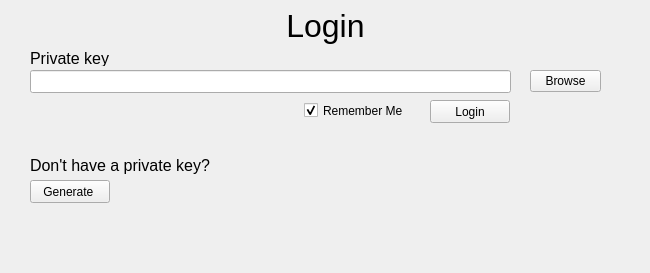
Above: ui/login.ui from Jumba/decentralized-mortgage-market before the change. Below: the same form after it.
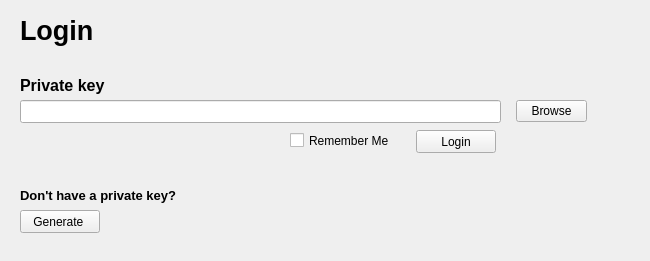
That is the form after the change.

The edit to the form file:
```diff
--- a/ui/login.ui
+++ b/ui/login.ui
@@ -7,7 +7,7 @@
     <x>0</x>
     <y>0</y>
     <width>650</width>
-    <height>273</height>
+    <height>261</height>
    </rect>
   </property>
   <property name="windowTitle">
@@ -16,50 +16,26 @@
   <widget class="QLabel" name="titleLabel">
    <property name="geometry">
     <rect>
-     <x>0</x>
-     <y>0</y>
-     <width>651</width>
-     <height>51</height>
-    </rect>
-   </property>
-   <property name="font">
-    <font>
-     <pointsize>24</pointsize>
-    </font>
-   </property>
-   <property name="layoutDirection">
-    <enum>Qt::LeftToRight</enum>
-   </property>
-   <property name="text">
-    <string>Login</string>
-   </property>
-   <property name="alignment">
-    <set>Qt::AlignCenter</set>
-   </property>
-  </widget>
-  <widget class="QLabel" name="keyFieldLabel">
-   <property name="geometry">
-    <rect>
-     <x>30</x>
-     <y>50</y>
-     <width>101</width>
-     <height>16</height>
-    </rect>
-   </property>
-   <property name="font">
-    <font>
-     <pointsize>12</pointsize>
-    </font>
-   </property>
-   <property name="text">
-    <string>Private key</string>
-   </property>
-  </widget>
-  <widget class="QLineEdit" name="keyField">
-   <property name="geometry">
-    <rect>
-     <x>30</x>
+     <x>20</x>
      <y>70</y>
+     <width>111</width>
+     <height>31</height>
+    </rect>
+   </property>
+   <property name="font">
+    <font>
+     <pointsize>12</pointsize>
+    </font>
+   </property>
+   <property name="text">
+    <string>&lt;html&gt;&lt;head/&gt;&lt;body&gt;&lt;p&gt;&lt;span style=&quot; font-weight:600;&quot;&gt;Private key&lt;/span&gt;&lt;/p&gt;&lt;/body&gt;&lt;/html&gt;</string>
+   </property>
+  </widget>
+  <widget class="QLineEdit" name="private_key_line">
+   <property name="geometry">
+    <rect>
+     <x>20</x>
+     <y>100</y>
      <width>481</width>
      <height>23</height>
     </rect>
@@ -68,8 +44,8 @@
   <widget class="QToolButton" name="browseButton">
    <property name="geometry">
     <rect>
-     <x>530</x>
-     <y>70</y>
+     <x>516</x>
+     <y>100</y>
      <width>71</width>
      <height>22</height>
     </rect>
@@ -84,8 +60,8 @@
   <widget class="QPushButton" name="loginButton">
    <property name="geometry">
     <rect>
-     <x>430</x>
-     <y>100</y>
+     <x>416</x>
+     <y>130</y>
      <width>80</width>
      <height>23</height>
     </rect>
@@ -94,60 +70,48 @@
     <string>Login</string>
    </property>
   </widget>
-  <widget class="QCheckBox" name="rememberMeCheckBox">
-   <property name="enabled">
-    <bool>true</bool>
-   </property>
+  <widget class="QCheckBox" name="remember_me_checkbox">
    <property name="geometry">
     <rect>
-     <x>304</x>
-     <y>100</y>
+     <x>290</x>
+     <y>130</y>
      <width>111</width>
      <height>21</height>
     </rect>
    </property>
-   <property name="autoFillBackground">
-    <bool>false</bool>
-   </property>
    <property name="text">
     <string>Remember Me</string>
    </property>
-   <property name="checked">
-    <bool>true</bool>
-   </property>
-   <property name="tristate">
-    <bool>false</bool>
-   </property>
   </widget>
   <widget class="QLabel" name="generateLabel">
    <property name="geometry">
     <rect>
-     <x>30</x>
-     <y>140</y>
-     <width>651</width>
-     <height>51</height>
-    </rect>
-   </property>
-   <property name="font">
-    <font>
-     <pointsize>12</pointsize>
-    </font>
-   </property>
-   <property name="layoutDirection">
-    <enum>Qt::LeftToRight</enum>
-   </property>
-   <property name="text">
-    <string>Don't have a private key?</string>
-   </property>
-   <property name="alignment">
-    <set>Qt::AlignLeading|Qt::AlignLeft|Qt::AlignVCenter</set>
-   </property>
-  </widget>
-  <widget class="QPushButton" name="generateButton">
-   <property name="geometry">
-    <rect>
-     <x>30</x>
+     <x>20</x>
      <y>180</y>
+     <width>401</width>
+     <height>31</height>
+    </rect>
+   </property>
+   <property name="font">
+    <font>
+     <pointsize>12</pointsize>
+    </font>
+   </property>
+   <property name="layoutDirection">
+    <enum>Qt::LeftToRight</enum>
+   </property>
+   <property name="text">
+    <string>&lt;html&gt;&lt;head/&gt;&lt;body&gt;&lt;p&gt;&lt;span style=&quot; font-size:10pt; font-weight:600;&quot;&gt;Don't have a private key?&lt;/span&gt;&lt;/p&gt;&lt;/body&gt;&lt;/html&gt;</string>
+   </property>
+   <property name="alignment">
+    <set>Qt::AlignLeading|Qt::AlignLeft|Qt::AlignVCenter</set>
+   </property>
+  </widget>
+  <widget class="QPushButton" name="generate_push_button">
+   <property name="geometry">
+    <rect>
+     <x>20</x>
+     <y>210</y>
      <width>80</width>
      <height>23</height>
     </rect>
@@ -156,6 +120,24 @@
     <string>Generate </string>
    </property>
   </widget>
+  <widget class="QLabel" name="login_label">
+   <property name="geometry">
+    <rect>
+     <x>20</x>
+     <y>10</y>
+     <width>91</width>
+     <height>41</height>
+    </rect>
+   </property>
+   <property name="font">
+    <font>
+     <pointsize>20</pointsize>
+    </font>
+   </property>
+   <property name="text">
+    <string>&lt;html&gt;&lt;head/&gt;&lt;body&gt;&lt;p&gt;&lt;span style=&quot; font-weight:600;&quot;&gt;Login&lt;/span&gt;&lt;/p&gt;&lt;/body&gt;&lt;/html&gt;</string>
+   </property>
+  </widget>
  </widget>
  <resources/>
  <connections/>
```
Left out of the diff: 11 changed lines with no effect on the pictures.
